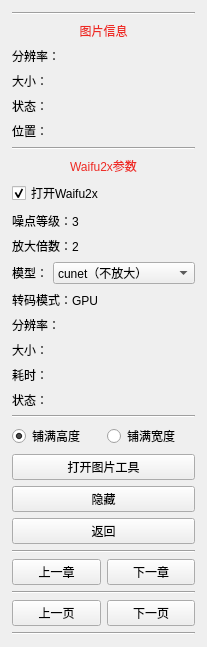
Old version of the form ui/readimg.ui in the repository tonquer/picacg-qt.
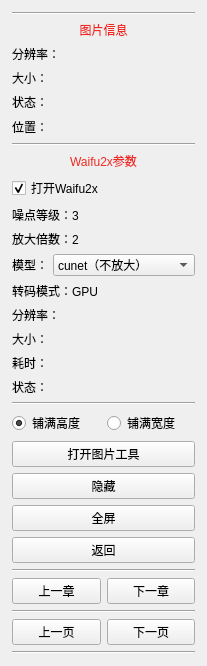
New version of the form.

The edit to the form file:
```diff
--- a/ui/readimg.ui
+++ b/ui/readimg.ui
@@ -300,6 +300,13 @@
          </property>
         </widget>
        </item>
+       <item>
+        <widget class="QPushButton" name="fullButton">
+         <property name="text">
+          <string>全屏</string>
+         </property>
+        </widget>
+       </item>
        <item>
         <widget class="QPushButton" name="returePage">
          <property name="minimumSize">
```
Left out of the diff: 45 changed lines with no effect on the pictures.
